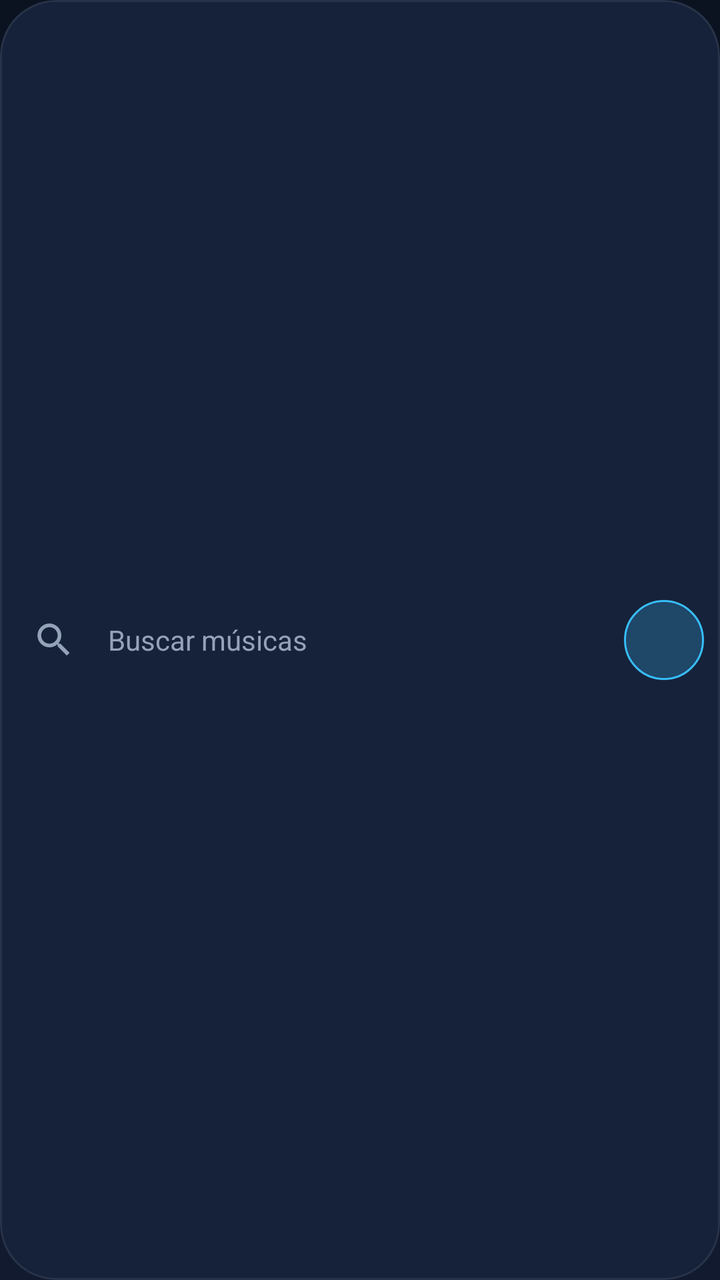
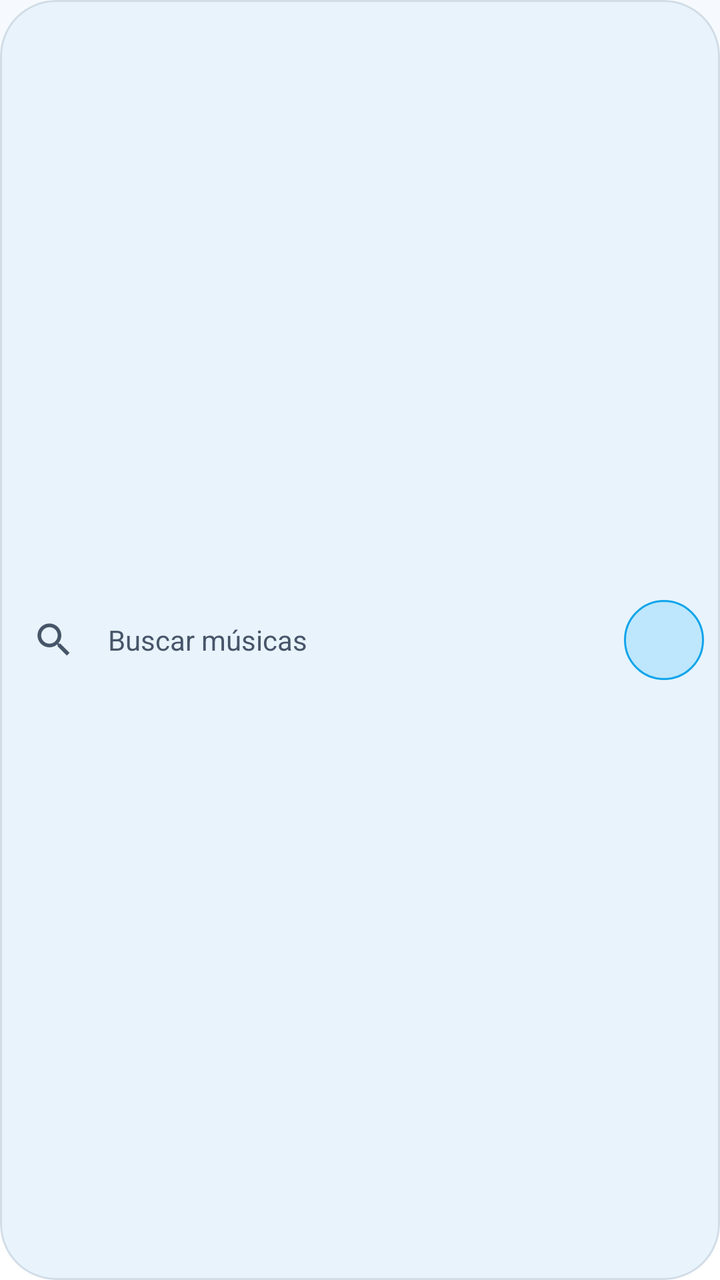

Before-and-after screenshots of an Android layout around one commit, followed by the original layout XML and the change that was made.
<!-- AndroidManifest.xml: application theme Theme.MystMusic -->
<!-- res/layout/item_home_search.xml -->
<?xml version="1.0" encoding="utf-8"?>
<com.google.android.material.card.MaterialCardView xmlns:android="http://schemas.android.com/apk/res/android"
    xmlns:app="http://schemas.android.com/apk/res-auto"
    android:id="@+id/homeSearchCard"
    android:layout_width="match_parent"
    android:layout_height="56dp"
    android:layout_marginStart="@dimen/screen_margin"
    android:layout_marginEnd="@dimen/screen_margin"
    android:clickable="true"
    android:contentDescription="@string/search_hint"
    android:focusable="true"
    app:cardBackgroundColor="@color/surface_alt"
    app:cardCornerRadius="28dp"
    app:cardElevation="0dp"
    app:strokeColor="@color/white_8"
    app:strokeWidth="1dp">

    <LinearLayout
        android:layout_width="match_parent"
        android:layout_height="match_parent"
        android:gravity="center_vertical"
        android:orientation="horizontal"
        android:paddingStart="@dimen/space_m"
        android:paddingEnd="@dimen/space_s">

        <ImageView
            android:layout_width="22dp"
            android:layout_height="22dp"
            android:contentDescription="@null"
            android:src="@drawable/ic_search"
            app:tint="@color/text_dim" />

        <TextView
            android:layout_width="0dp"
            android:layout_height="wrap_content"
            android:layout_marginStart="@dimen/space_m"
            android:layout_weight="1"
            android:text="@string/search_hint"
            android:textColor="@color/text_dim"
            android:textSize="@dimen/text_body" />

        <FrameLayout
            android:layout_width="40dp"
            android:layout_height="40dp"
            android:background="@drawable/bg_avatar">

            <TextView
                android:id="@+id/homeAvatar"
                android:layout_width="wrap_content"
                android:layout_height="wrap_content"
                android:layout_gravity="center"
                android:fontFamily="sans-serif-medium"
                android:textColor="@color/sky_400"
                android:textSize="@dimen/text_body" />
        </FrameLayout>
    </LinearLayout>
</com.google.android.material.card.MaterialCardView>
<!-- resources referenced by this layout -->
<resources>
  <color name="surface_alt">#16223A</color>
  <color name="text_dim">#94A3B8</color>
  <color name="white_8">#14FFFFFF</color>
  <!-- drawable bg_avatar (drawable) -->
  <?xml version="1.0" encoding="utf-8"?>
  <shape xmlns:android="http://schemas.android.com/apk/res/android" android:shape="oval">
      <solid android:color="@color/sky_alpha_24" />
      <stroke android:width="1dp" android:color="@color/sky_400" />
  </shape>
  <style name="Theme.MystMusic" parent="Theme.Material3.Dark.NoActionBar">
          <item name="colorPrimary">@color/sky_400</item>
          <item name="colorOnPrimary">@color/bg</item>
          <item name="colorPrimaryContainer">@color/sky_500</item>
          <item name="colorOnPrimaryContainer">@color/bg</item>
          <item name="colorSecondary">@color/sky_500</item>
          <item name="colorOnSecondary">@color/text</item>
          <item name="colorSurface">@color/surface</item>
          <item name="colorOnSurface">@color/text</item>
          <item name="colorOnSurfaceVariant">@color/text_dim</item>
          <item name="colorError">@color/error</item>
          <item name="android:colorBackground">@color/bg</item>
          <item name="android:windowBackground">@drawable/bg_app</item>
          <item name="android:statusBarColor">@android:color/transparent</item>
          <item name="android:navigationBarColor">@android:color/transparent</item>
          <item name="android:windowLightStatusBar">false</item>
          <item name="android:windowLightNavigationBar">false</item>
          <item name="android:windowDrawsSystemBarBackgrounds">true</item>
          <item name="android:textColorPrimary">@color/text</item>
          <item name="android:textColorSecondary">@color/text_dim</item>
          <item name="materialAlertDialogTheme">@style/ThemeOverlay.MystMusic.Dialog</item>
          <item name="bottomSheetDialogTheme">@style/ThemeOverlay.MystMusic.BottomSheet</item>
          <item name="android:windowAnimationStyle">@style/Animation.MystMusic.Window</item>
          <item name="android:windowContentTransitions">true</item>
          <item name="android:forceDarkAllowed" tools:targetApi="q">false</item>
      </style>
  <color name="sky_alpha_24">#3D38BDF8</color>
  <color name="bg">#0B1220</color>
  <color name="sky_500">#0EA5E9</color>
  <color name="text">#F1F5F9</color>
  <color name="surface">#111A2E</color>
  <color name="error">#F87171</color>
  <!-- drawable bg_app (drawable) -->
  <?xml version="1.0" encoding="utf-8"?>
  <shape xmlns:android="http://schemas.android.com/apk/res/android" android:shape="rectangle">
      <gradient android:angle="270" android:startColor="@color/bg" android:endColor="@color/surface" />
  </shape>
  <style name="ThemeOverlay.MystMusic.Dialog" parent="ThemeOverlay.Material3.MaterialAlertDialog">
          <item name="colorSurface">@color/surface_alt</item>
          <item name="colorOnSurface">@color/text</item>
          <item name="colorPrimary">@color/sky_400</item>
          <item name="android:windowBackground">@color/transparent</item>
          <item name="android:windowAnimationStyle">@style/Animation.MystMusic.Dialog</item>
      </style>
  <style name="Widget.MystMusic.BottomSheet" parent="Widget.Material3.BottomSheet.Modal">
          <item name="backgroundTint">@color/surface_alt</item>
          <item name="shapeAppearanceOverlay">@style/ShapeAppearance.MystMusic.BottomSheet</item>
      </style>
  <!-- unchanged entries left out for length: 12 -->
</resources>

<!-- the commit's change to res/layout/item_home_search.xml (unified diff, before → after) -->
@@ -9,10 +9,10 @@
     android:clickable="true"
     android:contentDescription="@string/search_hint"
     android:focusable="true"
-    app:cardBackgroundColor="@color/surface_alt"
+    app:cardBackgroundColor="?attr/mystSurfaceAlt"
     app:cardCornerRadius="28dp"
     app:cardElevation="0dp"
-    app:strokeColor="@color/white_8"
+    app:strokeColor="?attr/mystStroke"
     app:strokeWidth="1dp">
 
     <LinearLayout
@@ -28,7 +28,7 @@
             android:layout_height="22dp"
             android:contentDescription="@null"
             android:src="@drawable/ic_search"
-            app:tint="@color/text_dim" />
+            app:tint="?attr/mystOnSurfaceDim" />
 
         <TextView
             android:layout_width="0dp"
@@ -36,7 +36,7 @@
             android:layout_marginStart="@dimen/space_m"
             android:layout_weight="1"
             android:text="@string/search_hint"
-            android:textColor="@color/text_dim"
+            android:textColor="?attr/mystOnSurfaceDim"
             android:textSize="@dimen/text_body" />
 
         <FrameLayout
@@ -50,7 +50,7 @@
                 android:layout_height="wrap_content"
                 android:layout_gravity="center"
                 android:fontFamily="sans-serif-medium"
-                android:textColor="@color/sky_400"
+                android:textColor="?attr/mystAccentText"
                 android:textSize="@dimen/text_body" />
         </FrameLayout>
     </LinearLayout>
<!-- resource entries referenced after the edit -->
@@ -1,60 +1,101 @@
 <!-- resources referenced by this layout -->
 <resources>
-  <color name="surface_alt">#16223A</color>
-  <color name="text_dim">#94A3B8</color>
-  <color name="white_8">#14FFFFFF</color>
   <!-- drawable bg_avatar (drawable) -->
   <?xml version="1.0" encoding="utf-8"?>
   <shape xmlns:android="http://schemas.android.com/apk/res/android" android:shape="oval">
-      <solid android:color="@color/sky_alpha_24" />
-      <stroke android:width="1dp" android:color="@color/sky_400" />
+      <solid android:color="?attr/mystAccentAlpha24" />
+      <stroke android:width="1dp" android:color="?attr/mystAccent" />
   </shape>
-  <style name="Theme.MystMusic" parent="Theme.Material3.Dark.NoActionBar">
-          <item name="colorPrimary">@color/sky_400</item>
-          <item name="colorOnPrimary">@color/bg</item>
-          <item name="colorPrimaryContainer">@color/sky_500</item>
-          <item name="colorOnPrimaryContainer">@color/bg</item>
-          <item name="colorSecondary">@color/sky_500</item>
-          <item name="colorOnSecondary">@color/text</item>
-          <item name="colorSurface">@color/surface</item>
-          <item name="colorOnSurface">@color/text</item>
-          <item name="colorOnSurfaceVariant">@color/text_dim</item>
-          <item name="colorError">@color/error</item>
-          <item name="android:colorBackground">@color/bg</item>
+  <style name="Theme.MystMusic" parent="Theme.MystMusic.Base">
+          <item name="colorPrimary">@color/light_accent</item>
+          <item name="colorOnPrimary">@color/on_accent</item>
+          <item name="colorPrimaryContainer">@color/sky_400</item>
+          <item name="colorOnPrimaryContainer">@color/on_accent</item>
+          <item name="colorSecondary">@color/light_accent_text</item>
+          <item name="colorOnSecondary">@color/on_accent</item>
+          <item name="colorSurface">@color/light_surface</item>
+          <item name="colorOnSurface">@color/light_text</item>
+          <item name="colorSurfaceVariant">@color/light_surface_alt</item>
+          <item name="colorOnSurfaceVariant">@color/light_text_dim</item>
+          <item name="colorOutline">@color/light_stroke_strong</item>
+          <item name="colorError">@color/light_error</item>
+          <item name="colorOnError">@color/white</item>
+          <item name="colorControlNormal">@color/light_text_dim</item>
+          <item name="colorControlActivated">@color/light_accent</item>
+          <item name="colorControlHighlight">@color/accent_alpha_24</item>
+          <item name="android:colorBackground">@color/light_bg</item>
+          <item name="android:textColorPrimary">@color/light_text</item>
+          <item name="android:textColorSecondary">@color/light_text_dim</item>
+          <item name="android:windowLightStatusBar" tools:targetApi="m">true</item>
+          <item name="android:windowLightNavigationBar" tools:targetApi="o_mr1">true</item>
+  
+          <item name="mystBackground">@color/light_bg</item>
+          <item name="mystSurface">@color/light_surface</item>
+          <item name="mystSurfaceAlt">@color/light_surface_alt</item>
+          <item name="mystOnSurface">@color/light_text</item>
+          <item name="mystOnSurfaceDim">@color/light_text_dim</item>
+          <item name="mystNavbarBg">@color/light_navbar</item>
+          <item name="mystStroke">@color/light_stroke</item>
+          <item name="mystStrokeStrong">@color/light_stroke_strong</item>
+          <item name="mystGradientStart">@color/light_bg</item>
+          <item name="mystGradientEnd">@color/light_surface_alt</item>
+          <item name="mystAccent">@color/light_accent</item>
+          <item name="mystAccentDark">@color/light_accent_dark</item>
+          <item name="mystAccentText">@color/light_accent_text</item>
+          <item name="mystOnAccent">@color/on_accent</item>
+          <item name="mystOnImage">@color/on_image</item>
+          <item name="mystImageScrim">@color/image_scrim</item>
+          <item name="mystPlayerScrim">@color/light_player_scrim</item>
+          <item name="mystError">@color/light_error</item>
+          <item name="mystSuccess">@color/light_success</item>
+          <item name="mystAccentAlpha16">@color/accent_alpha_16</item>
+          <item name="mystAccentAlpha24">@color/accent_alpha_24</item>
+      </style>
+  <style name="Theme.MystMusic.Base" parent="Theme.Material3.DayNight.NoActionBar">
           <item name="android:windowBackground">@drawable/bg_app</item>
           <item name="android:statusBarColor">@android:color/transparent</item>
           <item name="android:navigationBarColor">@android:color/transparent</item>
-          <item name="android:windowLightStatusBar">false</item>
-          <item name="android:windowLightNavigationBar">false</item>
           <item name="android:windowDrawsSystemBarBackgrounds">true</item>
-          <item name="android:textColorPrimary">@color/text</item>
-          <item name="android:textColorSecondary">@color/text_dim</item>
+          <item name="android:windowContentTransitions">true</item>
+          <item name="android:forceDarkAllowed" tools:targetApi="q">false</item>
           <item name="materialAlertDialogTheme">@style/ThemeOverlay.MystMusic.Dialog</item>
           <item name="bottomSheetDialogTheme">@style/ThemeOverlay.MystMusic.BottomSheet</item>
           <item name="android:windowAnimationStyle">@style/Animation.MystMusic.Window</item>
-          <item name="android:windowContentTransitions">true</item>
-          <item name="android:forceDarkAllowed" tools:targetApi="q">false</item>
       </style>
-  <color name="sky_alpha_24">#3D38BDF8</color>
-  <color name="bg">#0B1220</color>
-  <color name="sky_500">#0EA5E9</color>
-  <color name="text">#F1F5F9</color>
-  <color name="surface">#111A2E</color>
-  <color name="error">#F87171</color>
+  <color name="light_accent">#0EA5E9</color>
+  <color name="on_accent">#04202E</color>
+  <color name="light_accent_text">#0369A1</color>
+  <color name="light_surface">#FFFFFF</color>
+  <color name="light_text">#0F172A</color>
+  <color name="light_surface_alt">#E8F3FC</color>
+  <color name="light_text_dim">#475569</color>
+  <color name="light_stroke_strong">#330F172A</color>
+  <color name="light_error">#DC2626</color>
+  <color name="white">#FFFFFF</color>
+  <color name="accent_alpha_24">#3D38BDF8</color>
+  <color name="light_bg">#F6FAFE</color>
+  <color name="light_navbar">#EBFFFFFF</color>
+  <color name="light_stroke">#1A0F172A</color>
+  <color name="light_accent_dark">#0284C7</color>
+  <color name="on_image">#FFFFFF</color>
+  <color name="image_scrim">#80000000</color>
+  <color name="light_player_scrim">#CCF6FAFE</color>
+  <color name="light_success">#15803D</color>
+  <color name="accent_alpha_16">#2938BDF8</color>
   <!-- drawable bg_app (drawable) -->
   <?xml version="1.0" encoding="utf-8"?>
   <shape xmlns:android="http://schemas.android.com/apk/res/android" android:shape="rectangle">
-      <gradient android:angle="270" android:startColor="@color/bg" android:endColor="@color/surface" />
+      <gradient android:angle="270" android:startColor="?attr/mystBackground" android:endColor="?attr/mystSurface" />
   </shape>
   <style name="ThemeOverlay.MystMusic.Dialog" parent="ThemeOverlay.Material3.MaterialAlertDialog">
-          <item name="colorSurface">@color/surface_alt</item>
-          <item name="colorOnSurface">@color/text</item>
-          <item name="colorPrimary">@color/sky_400</item>
+          <item name="colorSurface">?attr/mystSurfaceAlt</item>
+          <item name="colorOnSurface">?attr/mystOnSurface</item>
+          <item name="colorPrimary">?attr/mystAccentText</item>
           <item name="android:windowBackground">@color/transparent</item>
           <item name="android:windowAnimationStyle">@style/Animation.MystMusic.Dialog</item>
       </style>
   <style name="Widget.MystMusic.BottomSheet" parent="Widget.Material3.BottomSheet.Modal">
-          <item name="backgroundTint">@color/surface_alt</item>
+          <item name="backgroundTint">?attr/mystSurfaceAlt</item>
           <item name="shapeAppearanceOverlay">@style/ShapeAppearance.MystMusic.BottomSheet</item>
       </style>
   <!-- unchanged entries left out for length: 12 -->
